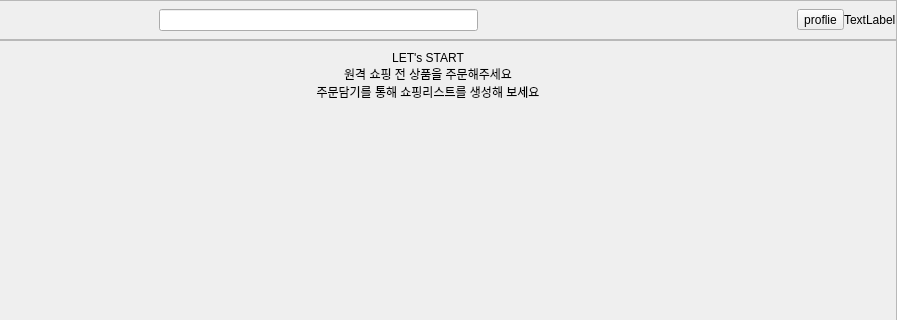
Old version of the form shopee_ros2/src/shopee_app/shopee_app/ui/layout_user.ui in the repository addinedu-roscamp-7th/roscamp-repo-1; both pictures show x 241 to 1138 and y 0 to 320 of the 1138 by 818 pixel window.
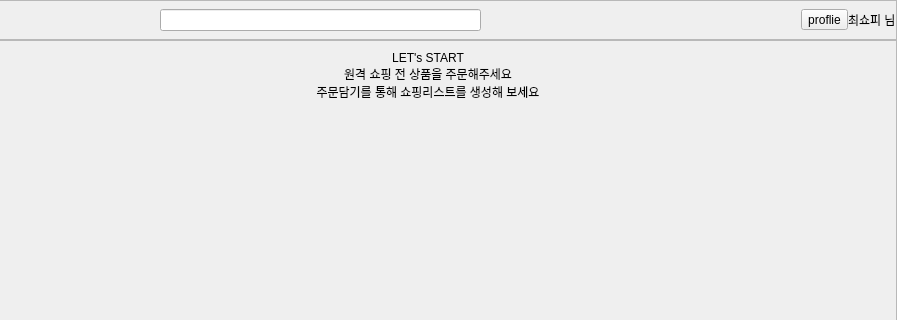
New version of the form. The open tabs and pages were chosen to show the change.

```diff
--- a/shopee_ros2/src/shopee_app/shopee_app/ui/layout_user.ui
+++ b/shopee_ros2/src/shopee_app/shopee_app/ui/layout_user.ui
@@ -123,7 +123,7 @@
       <item>
        <widget class="QLabel" name="label_user_name">
         <property name="text">
-         <string>TextLabel</string>
+         <string>최쇼피 님</string>
         </property>
        </widget>
       </item>
```
Left out of the diff: 10 changed lines with no effect on the pictures.
